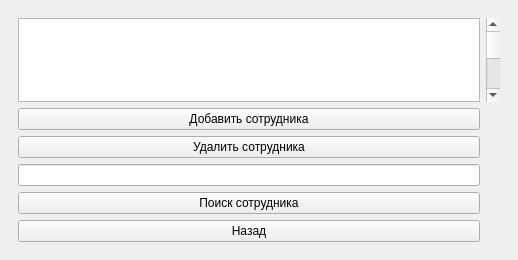
Old version of the form mainwindow.ui in the repository Toxicattack4up/QtProjectKRApteka.
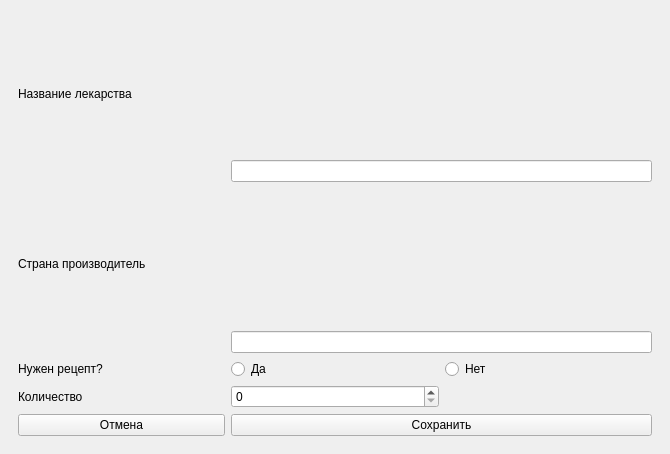
New version of the form. The open tabs and pages were chosen to show the change.

What changed in the file:
```diff
--- a/mainwindow.ui
+++ b/mainwindow.ui
@@ -6,8 +6,8 @@
    <rect>
     <x>0</x>
     <y>0</y>
-    <width>518</width>
-    <height>260</height>
+    <width>670</width>
+    <height>454</height>
    </rect>
   </property>
   <property name="windowTitle">
@@ -239,6 +239,106 @@
         </item>
        </layout>
       </widget>
+      <widget class="QWidget" name="AddMedicine">
+       <layout class="QGridLayout" name="gridLayout_7">
+        <item row="3" column="0">
+         <widget class="QLabel" name="RecipeLabel">
+          <property name="text">
+           <string>Нужен рецепт?</string>
+          </property>
+         </widget>
+        </item>
+        <item row="5" column="0">
+         <widget class="QPushButton" name="CancelPushButton">
+          <property name="text">
+           <string>Отмена</string>
+          </property>
+         </widget>
+        </item>
+        <item row="4" column="1">
+         <widget class="QSpinBox" name="QuantitySpinBox"/>
+        </item>
+        <item row="0" column="0">
+         <widget class="QLabel" name="NameMedicineLabel">
+          <property name="text">
+           <string>Название лекарства</string>
+          </property>
+         </widget>
+        </item>
+        <item row="5" column="1" colspan="2">
+         <widget class="QPushButton" name="SaveAddMedicinePushButton">
+          <property name="text">
+           <string>Сохранить</string>
+          </property>
+         </widget>
+        </item>
+        <item row="4" column="0">
+         <widget class="QLabel" name="QuantityLabel">
+          <property name="text">
+           <string>Количество</string>
+          </property>
+         </widget>
+        </item>
+        <item row="2" column="1" colspan="2">
+         <widget class="QLineEdit" name="CountryLineEdit"/>
+        </item>
+        <item row="0" column="1" rowspan="2" colspan="2">
+         <widget class="QLineEdit" name="NameMedicineLineEdit"/>
+        </item>
+        <item row="1" column="0" rowspan="2">
+         <widget class="QLabel" name="CountrtyLabel">
+          <property name="text">
+           <string>Страна производитель</string>
+          </property>
+         </widget>
+        </item>
+        <item row="3" column="1">
+         <widget class="QRadioButton" name="RecipeRadioButtonYes">
+          <property name="text">
+           <string>Да</string>
+          </property>
+         </widget>
+        </item>
+        <item row="3" column="2">
+         <widget class="QRadioButton" name="RecipeRadioButtonNo">
+          <property name="text">
+           <string>Нет</string>
+          </property>
+         </widget>
+        </item>
+       </layout>
+      </widget>
+      <widget class="QWidget" name="DeleteMedicinePage">
+       <layout class="QGridLayout" name="gridLayout_8">
+        <item row="2" column="1">
+         <widget class="QPushButton" name="DeleteMedicinePushButton">
+          <property name="text">
+           <string>Удалить</string>
+          </property>
+         </widget>
+        </item>
+        <item row="0" column="2">
+         <widget class="QScrollBar" name="verticalScrollBar_3">
+          <property name="orientation">
+           <enum>Qt::Orientation::Vertical</enum>
+          </property>
+         </widget>
+        </item>
+        <item row="2" column="0">
+         <widget class="QPushButton" name="CancelDeleteMedicinePushButton">
+          <property name="text">
+           <string>Назад</string>
+          </property>
+         </widget>
+        </item>
+        <item row="0" column="0" colspan="2">
+         <widget class="QTableWidget" name="DeleteMedicineTableWidget"/>
+        </item>
+        <item row="1" column="0" colspan="2">
+         <widget class="QLineEdit" name="DeleteMedicineLineEdit"/>
+        </item>
+       </layout>
+      </widget>
      </widget>
     </item>
    </layout>
```
Left out of the diff: 2 changed lines with no effect on the pictures.
